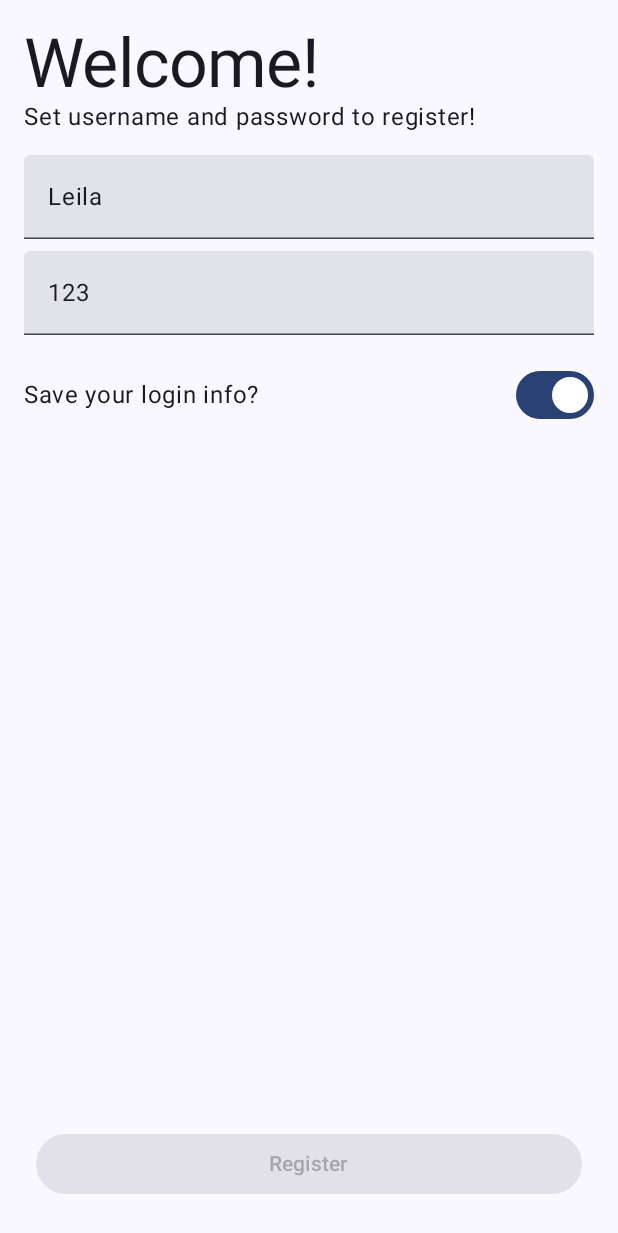
After one commit to leilasdq/android-screenshot-testing, an Android app built with Jetpack Compose: the composable RegisterScreen shown on its own in the app's theme, on a phone screen of 412 x 824 dp. The commit adds this screen. Shown: the top 1233 px of the screen. Run offline under Robolectric (Android 15) with nearby library versions, the phone set to English and light mode, and no system bars.

Commit message:
update ui

```diff
--- /dev/null
+++ b/app/src/main/java/com/example/screenshottestingsample/RegisterScreen.kt
@@ -0,0 +1,131 @@
+package com.example.screenshottestingsample
+
+import androidx.compose.foundation.layout.Arrangement
+import androidx.compose.foundation.layout.Box
+import androidx.compose.foundation.layout.Column
+import androidx.compose.foundation.layout.Row
+import androidx.compose.foundation.layout.Spacer
+import androidx.compose.foundation.layout.fillMaxSize
+import androidx.compose.foundation.layout.fillMaxWidth
+import androidx.compose.foundation.layout.padding
+import androidx.compose.foundation.layout.size
+import androidx.compose.material3.Button
+import androidx.compose.material3.MaterialTheme
+import androidx.compose.material3.Scaffold
+import androidx.compose.material3.Switch
+import androidx.compose.material3.Text
+import androidx.compose.material3.TextField
+import androidx.compose.runtime.Composable
+import androidx.compose.ui.Alignment
+import androidx.compose.ui.Modifier
+import androidx.compose.ui.tooling.preview.Preview
+import androidx.compose.ui.unit.dp
+import com.example.screenshottestingsample.ui.theme.ScreenshotTestingSampleTheme
+
+@Composable
+fun RegisterScreen() {
+    Scaffold(modifier = Modifier.fillMaxSize()) { innerPadding ->
+        Box(modifier = Modifier.padding(innerPadding)) {
+            Column(
+                modifier = Modifier
+                    .fillMaxSize()
+                    .padding(16.dp)
+            ) {
+                Greeting()
+                Spacer(modifier = Modifier.size(16.dp))
+                Forms(
+                    name = "Leila",
+                    onNameChange = {},
+                    password = "123",
+                    onPasswordChange = {}
+                )
+                Spacer(modifier = Modifier.size(16.dp))
+                SaveInfo(
+                    needToSave = true,
+                    onChangeSaveInfo = { }
+                )
+                Spacer(modifier = Modifier.weight(1f))
+                Register(isEnable = false, onRegisterClick = {})
+            }
+        }
+    }
+}
+
+@Composable
+private fun Greeting() {
+    Text(
+        text = "Welcome!",
+        style = MaterialTheme.typography.displayMedium
+    )
+    Text(
+        text = "Set username and password to register!",
+        style = MaterialTheme.typography.bodyLarge
+    )
+}
+
+@Composable
+private fun Forms(
+    name: String,
+    onNameChange: (String) -> Unit,
+    password: String,
+    onPasswordChange: (String) -> Unit,
+) {
+    TextField(
+        value = name,
+        onValueChange = onNameChange,
+        modifier = Modifier.fillMaxWidth()
+    )
+    Spacer(modifier = Modifier.size(8.dp))
+    TextField(
+        value = password,
+        onValueChange = onPasswordChange,
+        modifier = Modifier.fillMaxWidth()
+    )
+}
+
+@Composable
+private fun SaveInfo(
+    needToSave: Boolean,
+    onChangeSaveInfo: (Boolean) -> Unit,
+) {
+    Row(
+        modifier = Modifier.fillMaxWidth(),
+        horizontalArrangement = Arrangement.SpaceBetween,
+        verticalAlignment = Alignment.CenterVertically
+    ) {
+        Text(
+            text = "Save your login info?",
+            style = MaterialTheme.typography.bodyLarge
+        )
+        Switch(
+            checked = needToSave,
+            onCheckedChange = {
+                onChangeSaveInfo(it)
+            }
+        )
+    }
+}
+
+@Composable
+private fun Register(
+    isEnable: Boolean,
+    onRegisterClick: () -> Unit,
+) {
+    Button(
+        onClick = onRegisterClick,
+        modifier = Modifier
+            .fillMaxWidth()
+            .padding(8.dp),
+        enabled = isEnable
+    ) {
+        Text(text = "Register")
+    }
+}
+
+@Preview(showBackground = true)
+@Composable
+fun GreetingPreview() {
+    ScreenshotTestingSampleTheme {
+        RegisterScreen()
+    }
+}
```
Also changed, not shown: app/src/main/java/com/example/screenshottestingsample/MainActivity.kt (+1 -141 lines).
